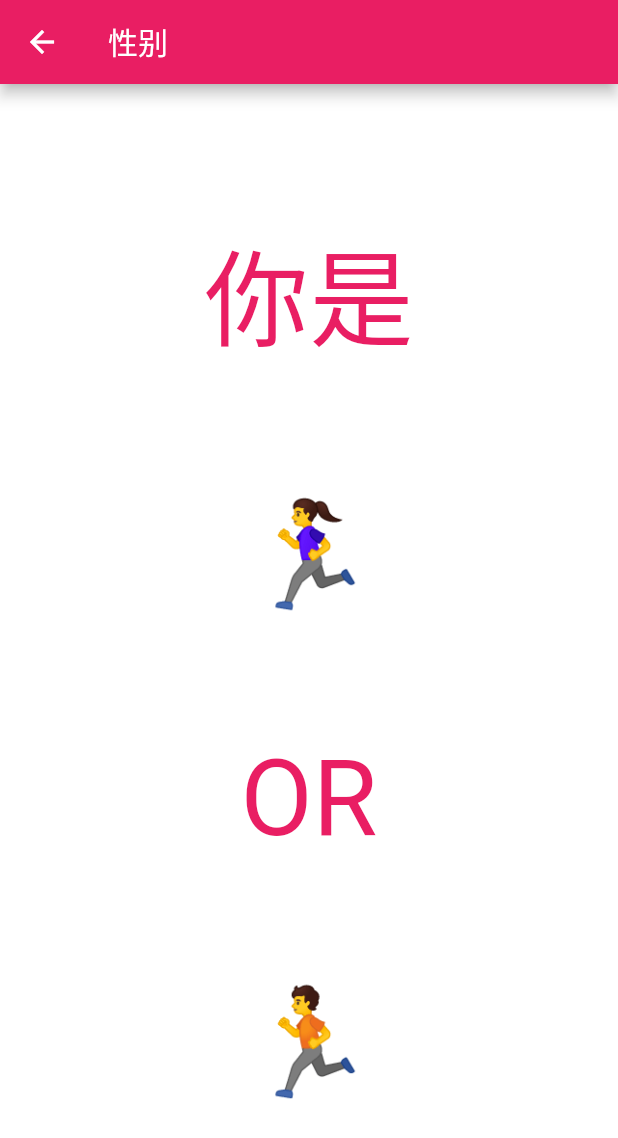
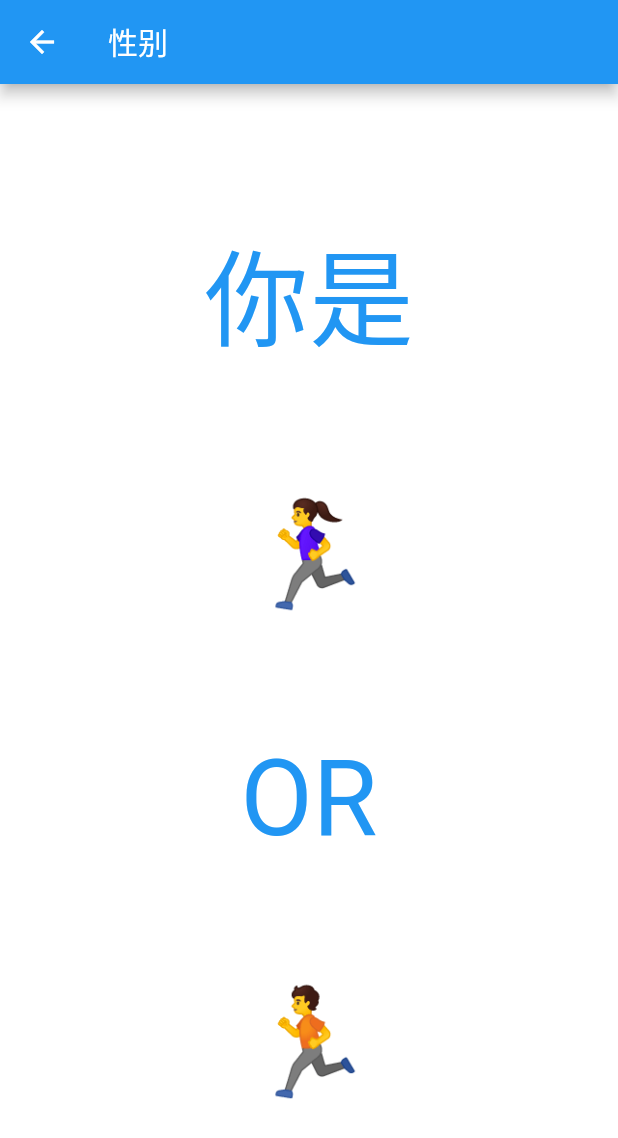
Before and after one commit to xiangwangfeng/RnR, a Flutter app: the GenderPageWidget screen opened directly, on a phone screen of 412 x 824 dp. Shown: the top 1138 px of the screen. Run offline on Flutter 3.47's test engine with Material 2 defaults, Android fonts, the light colour scheme and no system bars; our stand-ins replace tuple; missing offline and left inert: date_utils; statements that could not run were skipped.

Commit message:
调整界面

```diff
--- a/rnr/lib/pages/calendar.dart
+++ b/rnr/lib/pages/calendar.dart
@@ -29,7 +29,7 @@ class _CalendarPageWidgetState extends State<CalendarPageWidget> {
       body: SafeArea(
           child:_calendarWidget(),),
       floatingActionButton: FloatingActionButton(
-        backgroundColor: Colors.pink,
+        backgroundColor: Colors.blue,
         onPressed: (){
           _pushToSettingPage(context);
         },
@@ -80,7 +80,7 @@ class _CalendarPageWidgetState extends State<CalendarPageWidget> {
           child: Text(
             '人生，唯有这两件事不可辜负：读书，跑步。',
             style: TextStyle(
-              color: Colors.pink,
+              color: Colors.blue,
               fontSize: 15,
             ),
           ),
@@ -110,7 +110,7 @@ class _CalendarPageWidgetState extends State<CalendarPageWidget> {
 
   Widget _itemContainer(String prefix, String suffix, bool checked, VoidCallback callback) {
     String title = checked ? prefix + " " + suffix : prefix;
-    Color color = checked ? Colors.pink : Colors.pinkAccent ;
+    Color color = Colors.blue;
     return Container(
         width: 150,
         child:FlatButton(
--- a/rnr/lib/pages/gender.dart
+++ b/rnr/lib/pages/gender.dart
@@ -19,9 +19,9 @@ class GenderPageWidget extends StatelessWidget {
             child: Column(
             mainAxisAlignment: MainAxisAlignment.spaceBetween,
             children: <Widget>[
-              Text('你是', style: TextStyle(color: Colors.pink, fontSize: 70)),
+              Text('你是', style: TextStyle(color: Colors.blue, fontSize: 70)),
               _button('🏃‍♀️',girlCallback),
-              Text('OR', style: TextStyle(color: Colors.pink, fontSize: 70)),
+              Text('OR', style: TextStyle(color: Colors.blue, fontSize: 70)),
               _button('🏃',boyCallback),
             ],
           )
--- a/rnr/lib/style/styles.dart
+++ b/rnr/lib/style/styles.dart
@@ -3,15 +3,15 @@ import 'package:flutter/material.dart';
 
 //global
 const Color kAppBackgroundColor           = Colors.white;
-const Color kAppPrimaryColor              = Colors.pink;
-const Color kAppSubHeadTextColor          = Colors.pink;
-const Color kAppIconColor                 = Colors.pink;
-const Color kAppButtonColor               = Colors.pink;
+const Color kAppPrimaryColor              = Colors.blue;
+const Color kAppSubHeadTextColor          = Colors.blue;
+const Color kAppIconColor                 = Colors.blue;
+const Color kAppButtonColor               = Colors.blue;
 
 //calendar
 const Color kCalendarBackgroundColor      = Colors.white;
-const Color kCalendarSelectCircleColor    = Colors.pink;
-const Color kCalendarTextHighlightColor   = Color.fromARGB(255, 123, 191, 234);
-const Color kCalendarTextNormalColor      = Colors.black;
+const Color kCalendarSelectCircleColor    = Colors.blue;
+const Color kCalendarTextHighlightColor   = Colors.deepOrange;
+const Color kCalendarTextNormalColor      = Colors.blue;
 const Color kCalendarTextDisabledColor    = Colors.white24;
 const Color kCalendarTextSelectedColor    = Colors.white;
```
